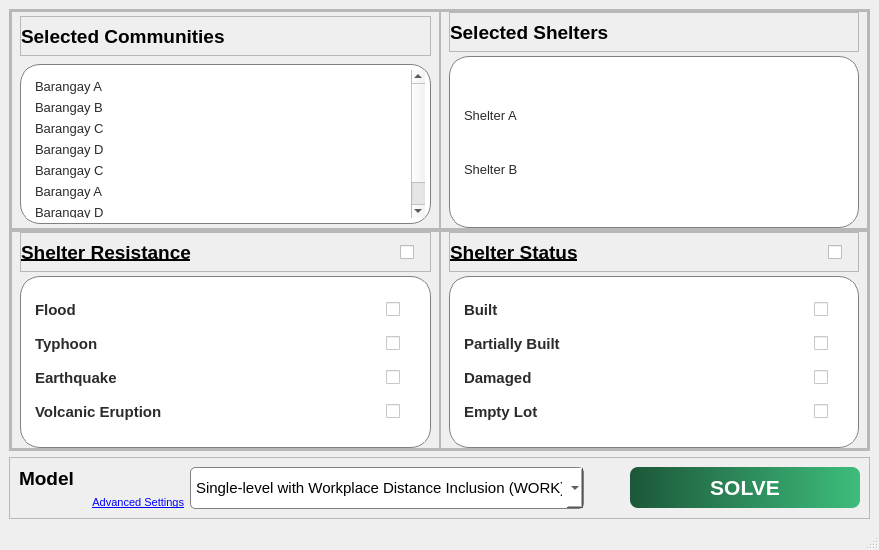
Qt form FE/solveSettings.ui (Lucianono/ShelterAlloc_Thesis) before a commit.
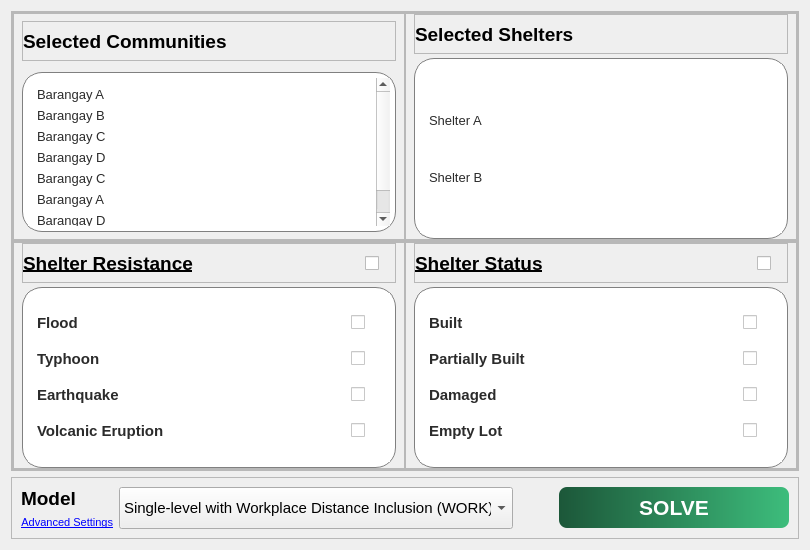
The same form after that commit. Icons and pictures are not drawn.

Commit message: updated solveSettings dialog

```diff
--- a/FE/solveSettings.ui
+++ b/FE/solveSettings.ui
@@ -1,34 +1,20 @@
 <?xml version="1.0" encoding="UTF-8"?>
 <ui version="4.0">
- <class>MainWindow</class>
- <widget class="QMainWindow" name="MainWindow">
-  <property name="enabled">
-   <bool>true</bool>
-  </property>
+ <class>Dialog</class>
+ <widget class="QDialog" name="Dialog">
   <property name="geometry">
    <rect>
     <x>0</x>
     <y>0</y>
-    <width>879</width>
+    <width>800</width>
     <height>550</height>
    </rect>
   </property>
   <property name="windowTitle">
    <string>MainWindow</string>
   </property>
-  <widget class="QWidget" name="centralwidget">
-   <property name="styleSheet">
-    <string notr="true">QComboBox{
-border: 1px solid gray;
-background-color: white;
-padding: 5px;
-border-radius: 5px;
-}
-QLabel{
-}</string>
-   </property>
-   <layout class="QVBoxLayout" name="verticalLayout_10">
-    <item>
+  <layout class="QGridLayout" name="gridLayout">
+   <item row="0" column="0">
      <widget class="QFrame" name="frame">
       <property name="enabled">
        <bool>true</bool>
@@ -247,8 +233,8 @@
                  <rect>
                   <x>0</x>
                   <y>0</y>
-                  <width>376</width>
-                  <height>239</height>
+                 <width>342</width>
+                 <height>188</height>
                  </rect>
                 </property>
                 <property name="font">
@@ -661,8 +647,8 @@
                  <rect>
                   <x>0</x>
                   <y>0</y>
-                  <width>396</width>
-                  <height>138</height>
+                 <width>359</width>
+                 <height>170</height>
                  </rect>
                 </property>
                 <property name="font">
@@ -883,8 +869,8 @@
                  <rect>
                   <x>0</x>
                   <y>0</y>
-                  <width>397</width>
-                  <height>138</height>
+                 <width>359</width>
+                 <height>170</height>
                  </rect>
                 </property>
                 <property name="font">
@@ -1168,8 +1154,8 @@
                  <rect>
                   <x>0</x>
                   <y>0</y>
-                  <width>396</width>
-                  <height>135</height>
+                 <width>359</width>
+                 <height>170</height>
                  </rect>
                 </property>
                 <property name="font">
@@ -1328,7 +1314,7 @@
       </layout>
      </widget>
     </item>
-    <item>
+   <item row="1" column="0">
      <widget class="QFrame" name="frame_2">
       <property name="styleSheet">
        <string notr="true"/>
@@ -1445,18 +1431,6 @@
     </item>
    </layout>
   </widget>
-  <widget class="QMenuBar" name="menubar">
-   <property name="geometry">
-    <rect>
-     <x>0</x>
-     <y>0</y>
-     <width>879</width>
-     <height>26</height>
-    </rect>
-   </property>
-  </widget>
-  <widget class="QStatusBar" name="statusbar"/>
- </widget>
  <resources>
   <include location="resources.qrc"/>
   <include location="C:/Users/BRYAN/.designer/backup/resources.qrc"/>
```
Left out of the diff: 4 changed lines with no effect on the pictures. Lines whose indentation alone changed are shown as unchanged.
